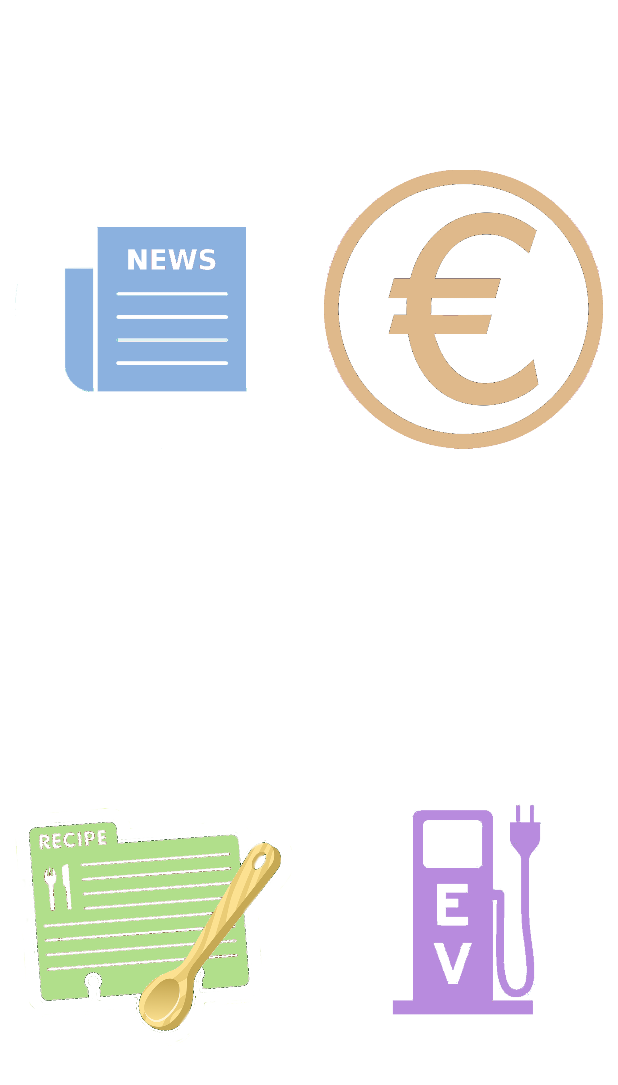
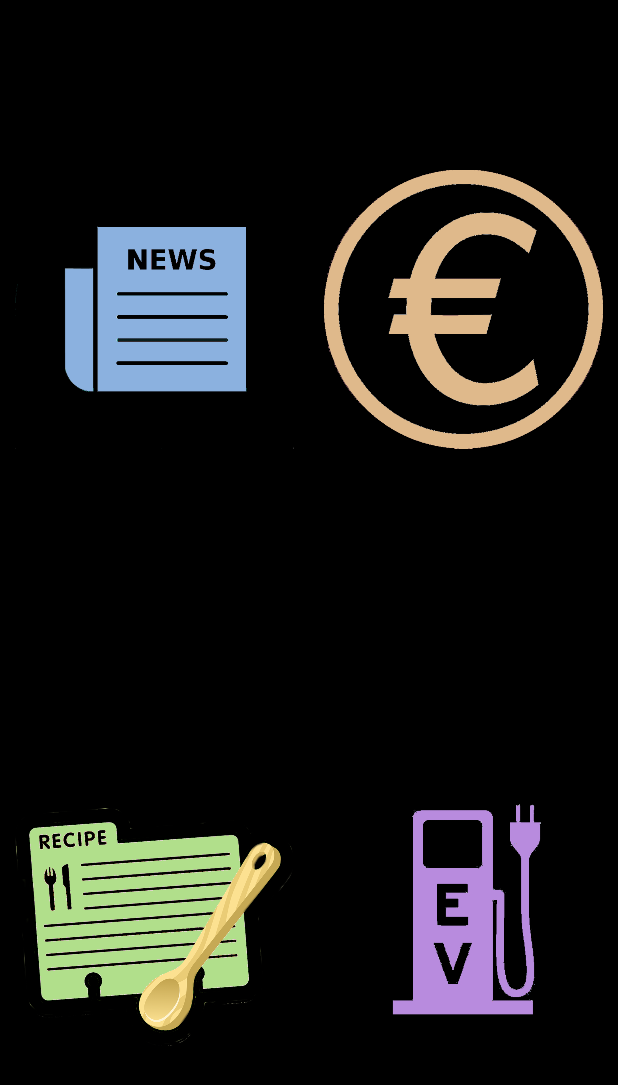
Before and after one commit to vonleswan/MobileFinalProject, an Android app: the screen it shows after launch (MainActivity), on a phone screen of 412 x 824 dp. Shown: the top 1085 px of the screen. Run offline under Robolectric (Android 15) with nearby library versions, the phone set to English and light mode, and no system bars.

Commit message:
Image Commit

```diff
--- a/app/src/main/res/layout/activity_main.xml
+++ b/app/src/main/res/layout/activity_main.xml
@@ -1,7 +1,7 @@
 <FrameLayout xmlns:android="http://schemas.android.com/apk/res/android"
     android:layout_width="match_parent"
     android:layout_height="match_parent"
-    android:background="#ffffff" >
+    android:background="#000000" >
 
     <LinearLayout
         android:layout_width="fill_parent"
```
Also changed, not shown: app/src/main/res/drawable/stations.jpg.
